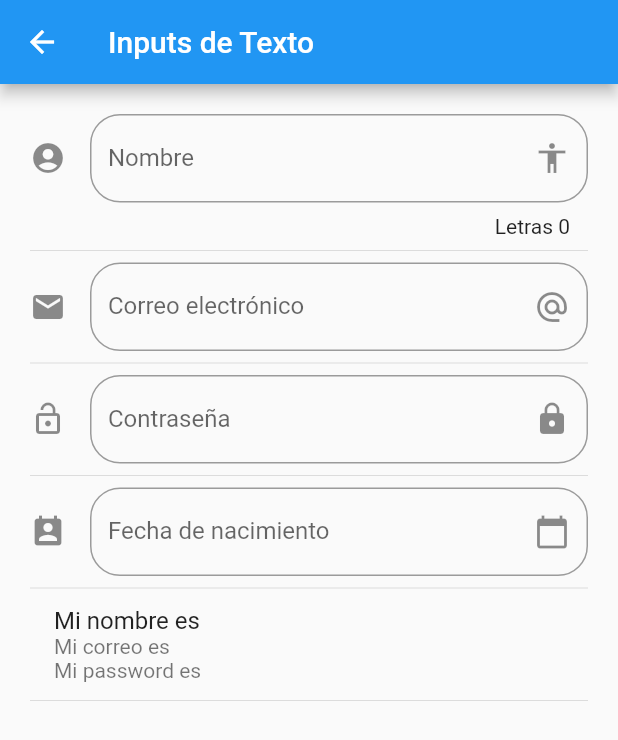
After one commit to lafayetes/ComponentesAPP-Flutter, a Flutter app: the screen it shows after launch, after a tap on "Input", on a phone screen of 412 x 824 dp. The commit adds this screen. Shown: the top 740 px of the screen. Run offline on Flutter 3.47's test engine with Material 2 defaults, Android fonts, the phone set to English and light mode, and no system bars; network calls fail.

Commit message:
Manejo de TextFields IMPORTANTE para recordar sus propiedades cuando se requieren!

```diff
--- a/data/menu_opts.json
+++ b/data/menu_opts.json
@@ -20,6 +20,11 @@
             "ruta" : "animatedContainer",
             "icon" : "donut_large",
             "texto": "Animated Container"
+        },
+        {
+            "ruta" : "inputs",
+            "icon" : "input",
+            "texto": "Input"
         }
     ]
 }
--- a/lib/main.dart
+++ b/lib/main.dart
@@ -1,5 +1,5 @@
 import 'package:flutter/material.dart';
-
+import 'package:flutter_localizations/flutter_localizations.dart';
 //import 'package:componentes_flutter/src/pages/home_temp.dart';
 import 'package:componentes_flutter/src/routes/routes.dart';
 
@@ -12,6 +12,15 @@ class MyApp extends StatelessWidget {
   Widget build(BuildContext context) {
     return MaterialApp(
         debugShowCheckedModeBanner: false,
+        localizationsDelegates: const [
+          GlobalMaterialLocalizations.delegate,
+          GlobalWidgetsLocalizations.delegate,
+          GlobalCupertinoLocalizations.delegate,
+        ],
+        supportedLocales: const [
+          Locale('en', 'US'),
+          Locale('es', 'ES'),
+        ],
         title: 'Componentes App',
         initialRoute: '/',
         routes: getApplicationRoutes(),
--- a/lib/src/pages/animated_container.dart
+++ b/lib/src/pages/animated_container.dart
@@ -21,6 +21,7 @@ class _AnimatedContainerPageState extends State<AnimatedContainerPage> {
         title: Text('Animated Container'),
       ),
       body: Center(
+        //Este container tiene de especial el hecho que cada que se modifican su forma, este es animado, por ello requiere que se coloque la propiedad de duration y opcionalmente se puede agregar la propiedad de curve para elegir una animacion de las que vienen pre hechas por flutter
         child: AnimatedContainer(
           curve: Curves.fastOutSlowIn,
           duration: Duration(milliseconds: 500),
@@ -34,12 +35,15 @@ class _AnimatedContainerPageState extends State<AnimatedContainerPage> {
       ),
       floatingActionButton: FloatingActionButton(
         child: Icon(Icons.play_arrow_outlined),
+        // Es una buena practica crear las funciones del onpressed o cualquier otra que requiera una funcion en metodos y no en funciones anonimas, asi tienes mejor manejo de codigo
         onPressed: _cambiarForma,
       ),
     );
   }
 
+  // esta funcion es la que se encarga de modificar la forma del animated container
   void _cambiarForma() {
+    // Este Random es de una libreria de dart que te permite generar numeros aleatorios
     final random = Random();
     setState(() {
       _width = random.nextInt(300).toDouble();
--- /dev/null
+++ b/lib/src/pages/inputs_page.dart
@@ -0,0 +1,144 @@
+import 'package:flutter/material.dart';
+
+class InputPage extends StatefulWidget {
+  @override
+  _InputPageState createState() => _InputPageState();
+}
+
+class _InputPageState extends State<InputPage> {
+  String _nombre = '';
+  String _email = '';
+  String _password = '';
+  String _fecha = '';
+
+  TextEditingController _inputController = TextEditingController();
+  @override
+  Widget build(BuildContext context) {
+    return Scaffold(
+      appBar: AppBar(
+        title: Text('Inputs de Texto'),
+      ),
+      body: ListView(
+        padding: EdgeInsets.symmetric(horizontal: 20.0, vertical: 20.0),
+        children: [
+          _crearInput(),
+          Divider(),
+          _crearEmail(),
+          Divider(),
+          _crearPassword(),
+          Divider(),
+          _crearFecha(context),
+          Divider(),
+          _crearPersona(),
+          Divider(),
+        ],
+      ),
+    );
+  }
+
+  Widget _crearInput() {
+    return TextField(
+      //autofocus: true,
+      textCapitalization: TextCapitalization.sentences,
+      decoration: InputDecoration(
+        border: OutlineInputBorder(
+          borderRadius: BorderRadius.circular(20.0),
+        ),
+        labelText: ('Nombre'),
+        hintText: 'Escribe tu nombre',
+        counter: Text('Letras ${_nombre.length}'),
+        icon: Icon(Icons.account_circle),
+        suffixIcon: Icon(Icons.accessibility),
+      ),
+      onChanged: (value) {
+        setState(() {
+          _nombre = value;
+        });
+      },
+    );
+  }
+
+  Widget _crearEmail() {
+    return TextField(
+      //autofocus: true,
+      keyboardType: TextInputType.emailAddress,
+      decoration: InputDecoration(
+        border: OutlineInputBorder(
+          borderRadius: BorderRadius.circular(20.0),
+        ),
+        labelText: ('Correo electrónico'),
+        hintText: 'Escribe tu correo',
+        icon: Icon(Icons.email),
+        suffixIcon: Icon(Icons.alternate_email),
+      ),
+      onChanged: (value) {
+        setState(() {
+          _email = value;
+        });
+      },
+    );
+  }
+
+  Widget _crearPassword() {
+    return TextField(
+      obscureText: true,
+      decoration: InputDecoration(
+        border: OutlineInputBorder(
+          borderRadius: BorderRadius.circular(20.0),
+        ),
+        labelText: ('Contraseña'),
+        hintText: 'Escribe una contraseña',
+        icon: Icon(Icons.lock_open),
+        suffixIcon: Icon(Icons.lock),
+      ),
+      onChanged: (value) {
+        setState(() {
+          _password = value;
+        });
+      },
+    );
+  }
+
+  Widget _crearFecha(BuildContext context) {
+    return TextField(
+      enableInteractiveSelection: false,
+      controller: _inputController,
+      decoration: InputDecoration(
+        border: OutlineInputBorder(
+          borderRadius: BorderRadius.circular(20.0),
+        ),
+        labelText: ('Fecha de nacimiento'),
+        hintText: 'Escribe tu fecha de nacimiento',
+        icon: Icon(Icons.perm_contact_calendar),
+        suffixIcon: Icon(Icons.calendar_today),
+      ),
+      onTap: () {
+        FocusScope.of(context).requestFocus(new FocusNode());
+        _selectDate(context);
+      },
+    );
+  }
+
+  _selectDate(BuildContext context) async {
+    DateTime picked = await showDatePicker(
+      context: context,
+      initialDate: DateTime.now(),
+      firstDate: DateTime(1970),
+      lastDate: DateTime(2035),
+      locale: Locale('es', 'ES'),
+    );
+    if (picked != null) {
+      setState(() {
+        _fecha = picked.toString();
+        _inputController.text = _fecha;
+      });
+    }
+  }
+
+  Widget _crearPersona() {
+    return ListTile(
+      title: Text('Mi nombre es $_nombre'),
+      subtitle: Text('Mi correo es $_email \nMi password es $_password'),
+    );
+  }
+}
--- a/lib/src/routes/routes.dart
+++ b/lib/src/routes/routes.dart
@@ -5,6 +5,7 @@ import 'package:componentes_flutter/src/pages/alert_page.dart';
 import 'package:componentes_flutter/src/pages/avatar_page.dart';
 import 'package:componentes_flutter/src/pages/card_page.dart';
 import 'package:componentes_flutter/src/pages/animated_container.dart';
+import 'package:componentes_flutter/src/pages/inputs_page.dart';
 
 Map<String, WidgetBuilder> getApplicationRoutes() {
   return <String, WidgetBuilder>{
@@ -13,5 +14,6 @@ Map<String, WidgetBuilder> getApplicationRoutes() {
     '/avatar': (context) => AvatarPage(),
     '/card': (context) => CardPage(),
     '/animatedContainer': (context) => AnimatedContainerPage(),
+    '/inputs': (context) => InputPage(),
   };
 }
--- a/lib/src/utils/icons_string_util.dart
+++ b/lib/src/utils/icons_string_util.dart
@@ -5,6 +5,7 @@ final _icons = <String, IconData>{
   'folder_open': Icons.folder_open,
   'accessibility': Icons.accessibility,
   'donut_large': Icons.donut_large,
+  'input': Icons.input,
 };
 
 Icon getIcon(String iconName) {
--- a/pubspec.yaml
+++ b/pubspec.yaml
@@ -24,6 +24,8 @@ dependencies:
   flutter:
     sdk: flutter
 
+  flutter_localizations: # Add this line
+    sdk: flutter
   # The following adds the Cupertino Icons font to your application.
   # Use with the CupertinoIcons class for iOS style icons.
   cupertino_icons: ^1.0.2
```
Also changed, not shown: pubspec.lock.
